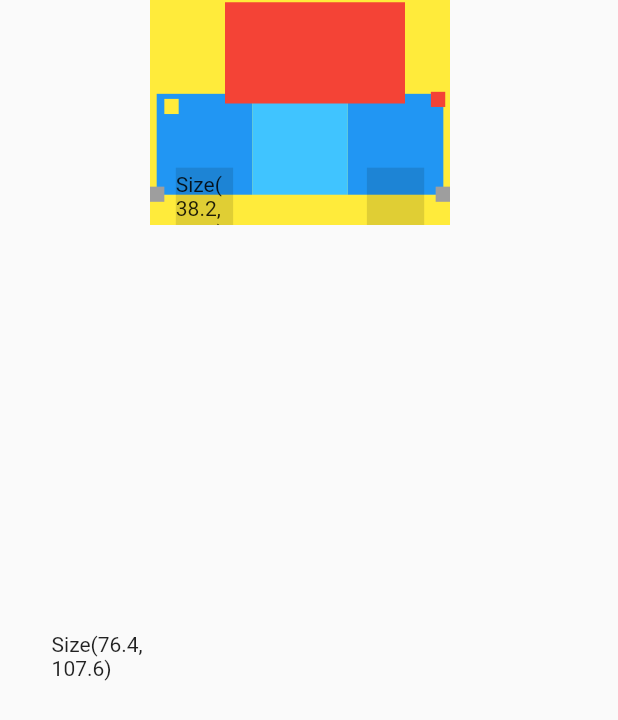
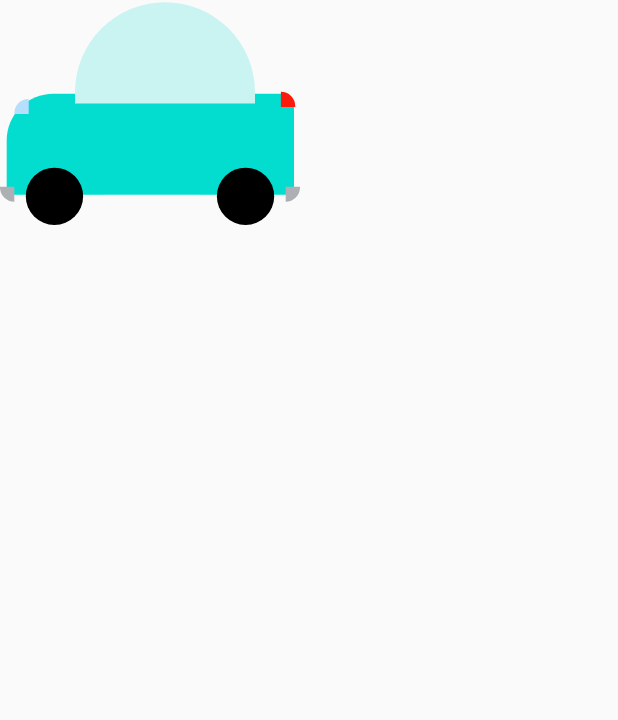
Before and after one commit to somosaleteo/aleteo_car, a Flutter app: the screen it shows after launch, on a phone screen of 412 x 824 dp. Shown: the top 720 px of the screen. Run offline on Flutter 3.47's test engine with Material 2 defaults, Android fonts, the phone set to English and light mode, and no system bars.

Commit message:
Se finaliza el ejercicio de creación del vehiculo ejemplo 1

```diff
--- /dev/null
+++ b/lib/entities.dart
@@ -0,0 +1,19 @@
+abstract class EntityCarBonnet {}
+
+abstract class EntityTrunk {}
+
+abstract class EntityDoors {}
+
+abstract class EntityCockpick {}
+
+abstract class EntityFrontWheel {}
+
+abstract class EntityRearWheel {}
+
+abstract class EntityRearBumper {}
+
+abstract class EntityFrontBumper {}
+
+abstract class EntityRearLight {}
+
+abstract class EntityFrontLight {}
--- a/lib/ui/pages/my_home_page.dart
+++ b/lib/ui/pages/my_home_page.dart
@@ -1,27 +1,25 @@
-import 'package:aleteo_car/ui/widgets/cars/car_main_container_widget.dart';
 import 'package:flutter/material.dart';
 
 import '../../helpers/responsive_helper.dart';
+import '../widgets/cars/car_main_container_widget.dart';
 
 class MyHomePage extends StatelessWidget {
   const MyHomePage({Key? key}) : super(key: key);
 
   @override
   Widget build(BuildContext context) {
-    final Size size = Size(dp(context, 400), dp(context, 300)),
-        mainSize = Size(dp(context, 800), dp(context, 600));
+    final Size size = Size(
+      dp(context, 400),
+      dp(context, 300),
+    );
     return Scaffold(
       body: SingleChildScrollView(
         child: Column(
           children: [
             CarMainContainerWidget(
               size: size,
-              showLayoutColors: true,
+              showLayoutColors: false,
             ),
-            const SizedBox(
-              height: 10.0,
-            ),
-            CarMainContainerWidget(size: mainSize),
           ],
         ),
       ),
--- a/lib/ui/widgets/cars/car_bonnet_widget.dart
+++ b/lib/ui/widgets/cars/car_bonnet_widget.dart
@@ -4,12 +4,12 @@ import '../positioned_vehicle_part_widget.dart';
 import '../vehicle_part_widget.dart';
 
 class CarBonnetWidget extends PositionedVehiclePartWidget {
-  const CarBonnetWidget(
-      {Key? key,
-      required double left,
-      required double top,
-      required VehiclePartWidget vehiclePartWidget})
-      : super(
+  const CarBonnetWidget({
+    Key? key,
+    required double left,
+    required double top,
+    required VehiclePartWidget vehiclePartWidget,
+  }) : super(
           key: key,
           left: left,
           top: top,
--- a/lib/ui/widgets/cars/car_main_container_widget.dart
+++ b/lib/ui/widgets/cars/car_main_container_widget.dart
@@ -3,6 +3,15 @@ import 'package:flutter/material.dart';
 import '../../../helpers/responsive_helper.dart';
 import '../main_vehicle_container_widget.dart';
 import '../vehicle_part_widget.dart';
+import '../vehicle_parts/car_bonnets/car_bonnet_a_widget.dart';
+import '../vehicle_parts/car_cockpicks/car_cockpick_a_widget.dart';
+import '../vehicle_parts/car_doors/car_door_a_widget.dart';
+import '../vehicle_parts/car_front_bumpers/car_front_bumber_a_widget.dart';
+import '../vehicle_parts/car_front_lights/car_front_light_a_widget.dart';
+import '../vehicle_parts/car_rear_bumpers/car_rear_bumper_a_widget.dart';
+import '../vehicle_parts/car_rear_lights/car_rear_light_a_widget.dart';
+import '../vehicle_parts/car_trunks/car_trunk_a.dart';
+import '../vehicle_parts/car_wheels/car_wheel_a_widget.dart';
 import 'car_bonnet_widget.dart';
 import 'cockpick_widget.dart';
 import 'doors_widget.dart';
@@ -25,9 +34,10 @@ class CarMainContainerWidget extends StatelessWidget {
 
   @override
   Widget build(BuildContext context) {
+    final wheelSizeTmp = dpPercent(size.width, 19.11);
     final wheelSize = Size(
-      dpPercent(size.width, 19.11),
-      dpPercent(size.width, 26.91),
+      wheelSizeTmp,
+      wheelSizeTmp,
     );
     final cockpickSize = Size(
       dpPercent(
@@ -39,7 +49,7 @@ class CarMainContainerWidget extends StatelessWidget {
     final doorsSize = Size(
       dpPercent(
         size.width,
-        31.85,
+        32,
       ),
       dpPercent(size.height, 44.84),
     );
@@ -57,14 +67,14 @@ class CarMainContainerWidget extends StatelessWidget {
     final bonnetSize = doorsSize;
     final leftPositionWheel = dpPercent(size.width, 8.60);
     final leftPositionCockpick = dpPercent(size.width, 25);
-    final leftPositionDoors = dpPercent(size.width, 34.08);
+    final leftPositionDoors = dpPercent(size.width, 34);
     final topPositionDoors = dpPercent(size.height, 41.70);
-    final leftPositionTrunk = dpPercent(size.width, 2.23);
+    final leftPositionTrunk = leftPositionDoors + doorsSize.width;
     final leftPositionRearBumper = size.width - rearBumperSize.width;
     final leftPositionRearlight = dpPercent(size.width, 93.63);
     final leftPositionFrontlight = dpPercent(size.width, 4.78);
     const leftPositionFrontBumper = 0.0;
-    final leftPositionBonnet = leftPositionDoors + doorsSize.width;
+    final leftPositionBonnet = dpPercent(size.width, 2.23);
     final topPositionTrunk = topPositionDoors;
     final topPositionBonnet = topPositionDoors;
     final topPositionRearBumper = dpPercent(size.height, 82.96);
@@ -74,6 +84,12 @@ class CarMainContainerWidget extends StatelessWidget {
     final leftPositionRearWheel = dpPercent(size.width, 72.29);
     final topPositionWheel = size.height - wheelSize.width;
     final topPositionCockpick = dpPercent(size.height, 1.0);
+
+    const color1 = Color.fromRGBO(3, 221, 208, 1.0),
+        color2 = Color.fromRGBO(201, 244, 242, 1.0),
+        colorFrontLight = Color.fromRGBO(182, 223, 253, 1.0),
+        colorRearLight = Color.fromRGBO(250, 27, 12, 1.0),
+        colorBumper = Color.fromRGBO(174, 175, 180, 1.0);
 
     return MainVehicleContainerWidget(
       size: size,
@@ -85,7 +101,9 @@ class CarMainContainerWidget extends StatelessWidget {
           vehiclePartWidget: VehiclePartWidget(
             color: showLayoutColors ? Colors.blue : Colors.transparent,
             size: bonnetSize,
-            child: const SizedBox.shrink(),
+            child: const CarBonnetAWidget(
+              color: color1,
+            ),
           ),
         ),
         TrunkWidget(
@@ -94,7 +112,7 @@ class CarMainContainerWidget extends StatelessWidget {
           vehiclePartWidget: VehiclePartWidget(
             color: showLayoutColors ? Colors.blue : Colors.transparent,
             size: trunkSize,
-            child: const SizedBox.shrink(),
+            child: const CarTrunkAWidget(color: color1),
           ),
         ),
         DoorsWidget(
@@ -104,7 +122,7 @@ class CarMainContainerWidget extends StatelessWidget {
             color:
                 showLayoutColors ? Colors.lightBlueAccent : Colors.transparent,
             size: doorsSize,
-            child: const SizedBox.shrink(),
+            child: const CarDoorsAWidget(),
           ),
         ),
         CockpickWidget(
@@ -113,7 +131,7 @@ class CarMainContainerWidget extends StatelessWidget {
           vehiclePartWidget: VehiclePartWidget(
             color: showLayoutColors ? Colors.red : Colors.transparent,
             size: cockpickSize,
-            child: const SizedBox.shrink(),
+            child: const CarCockpickAWidget(color: color2),
           ),
         ),
         FrontWheelWidget(
@@ -122,7 +140,7 @@ class CarMainContainerWidget extends StatelessWidget {
           vehiclePartWidget: VehiclePartWidget(
             color: showLayoutColors ? Colors.black12 : Colors.transparent,
             size: wheelSize,
-            child: const SizedBox.shrink(),
+            child: const CarFrontWheelAWidget(),
           ),
         ),
         RearWheelWidget(
@@ -131,11 +149,7 @@ class CarMainContainerWidget extends StatelessWidget {
           vehiclePartWidget: VehiclePartWidget(
             color: showLayoutColors ? Colors.black12 : Colors.transparent,
             size: wheelSize,
-            child: Center(
-              child: Text(
-                wheelSize.toString(),
-              ),
-            ),
+            child: const CarFrontWheelAWidget(),
           ),
         ),
         RearBumperWidget(
@@ -144,7 +158,9 @@ class CarMainContainerWidget extends StatelessWidget {
           vehiclePartWidget: VehiclePartWidget(
             color: showLayoutColors ? Colors.grey : Colors.transparent,
             size: rearBumperSize,
-            child: const SizedBox.shrink(),
+            child: const CarRearBumperAWidget(
+              color: colorBumper,
+            ),
           ),
         ),
         FrontBumperWidget(
@@ -153,7 +169,7 @@ class CarMainContainerWidget extends StatelessWidget {
           vehiclePartWidget: VehiclePartWidget(
             color: showLayoutColors ? Colors.grey : Colors.transparent,
             size: frontBumperSize,
-            child: const SizedBox.shrink(),
+            child: const CarFrontBumperAWidget(color: colorBumper),
           ),
         ),
         RearLightWidget(
@@ -162,7 +178,9 @@ class CarMainContainerWidget extends StatelessWidget {
           vehiclePartWidget: VehiclePartWidget(
             color: showLayoutColors ? Colors.red : Colors.transparent,
             size: rearLightSize,
-            child: const SizedBox.shrink(),
+            child: const CarRearLightAWidget(
+              color: colorRearLight,
+            ),
           ),
         ),
         FrontLightWidget(
@@ -171,7 +189,9 @@ class CarMainContainerWidget extends StatelessWidget {
           vehiclePartWidget: VehiclePartWidget(
             color: showLayoutColors ? Colors.yellow : Colors.transparent,
             size: frontLightSize,
-            child: const SizedBox.shrink(),
+            child: const CarFrontLightAWidget(
+              color: colorFrontLight,
+            ),
           ),
         ),
       ],
--- /dev/null
+++ b/lib/ui/widgets/vehicle_parts/car_bonnets/car_bonnet_a_widget.dart
@@ -0,0 +1,25 @@
+import 'package:flutter/material.dart';
+
+import '../../../../entities.dart';
+
+class CarBonnetAWidget extends StatelessWidget with EntityCarBonnet {
+  const CarBonnetAWidget({Key? key, this.color}) : super(key: key);
+
+  final Color? color;
+
+  @override
+  Widget build(BuildContext context) {
+    return LayoutBuilder(
+      builder: (p0, p1) {
+        return Container(
+          decoration: BoxDecoration(
+            color: color ?? const Color.fromRGBO(3, 221, 208, 1.0),
+            borderRadius: BorderRadius.only(
+              topLeft: Radius.circular(p1.biggest.width * 0.485),
+            ),
+          ),
+        );
+      },
+    );
+  }
+}
--- /dev/null
+++ b/lib/ui/widgets/vehicle_parts/car_cockpicks/car_cockpick_a_widget.dart
@@ -0,0 +1,22 @@
+import 'package:flutter/material.dart';
+
+import '../../../../entities.dart';
+
+class CarCockpickAWidget extends StatelessWidget with EntityCockpick {
+  const CarCockpickAWidget({Key? key, this.color}) : super(key: key);
+
+  final Color? color;
+  @override
+  Widget build(BuildContext context) {
+    return LayoutBuilder(
+      builder: (p0, p1) {
+        final tmp = Radius.circular(p1.maxWidth * 0.5);
+        return Container(
+          decoration: BoxDecoration(
+              color: color ?? const Color.fromRGBO(3, 221, 208, 1.0),
+              borderRadius: BorderRadius.only(topLeft: tmp, topRight: tmp)),
+        );
+      },
+    );
+  }
+}
--- /dev/null
+++ b/lib/ui/widgets/vehicle_parts/car_doors/car_door_a_widget.dart
@@ -0,0 +1,21 @@
+import 'package:flutter/material.dart';
+
+import '../../../../entities.dart';
+
+class CarDoorsAWidget extends StatelessWidget with EntityTrunk {
+  const CarDoorsAWidget({Key? key, this.color}) : super(key: key);
+
+  final Color? color;
+  @override
+  Widget build(BuildContext context) {
+    return LayoutBuilder(
+      builder: (p0, p1) {
+        return Container(
+          decoration: BoxDecoration(
+            color: color ?? const Color.fromRGBO(3, 221, 208, 1.0),
+          ),
+        );
+      },
+    );
+  }
+}
--- /dev/null
+++ b/lib/ui/widgets/vehicle_parts/car_front_bumpers/car_front_bumber_a_widget.dart
@@ -0,0 +1,25 @@
+import 'package:flutter/material.dart';
+
+import '../../../../entities.dart';
+
+class CarFrontBumperAWidget extends StatelessWidget with EntityFrontBumper {
+  const CarFrontBumperAWidget({Key? key, this.color}) : super(key: key);
+
+  final Color? color;
+  @override
+  Widget build(BuildContext context) {
+    return LayoutBuilder(
+      builder: (p0, p1) {
+        final tmpRadius = Radius.circular(p1.biggest.height);
+        return Container(
+          decoration: BoxDecoration(
+            color: color ?? const Color.fromRGBO(125, 125, 125, 1.0),
+            borderRadius: BorderRadius.only(
+              bottomLeft: tmpRadius,
+            ),
+          ),
+        );
+      },
+    );
+  }
+}
--- /dev/null
+++ b/lib/ui/widgets/vehicle_parts/car_front_lights/car_front_light_a_widget.dart
@@ -0,0 +1,25 @@
+import 'package:flutter/material.dart';
+
+import '../../../../entities.dart';
+
+class CarFrontLightAWidget extends StatelessWidget with EntityFrontLight {
+  const CarFrontLightAWidget({Key? key, this.color}) : super(key: key);
+
+  final Color? color;
+  @override
+  Widget build(BuildContext context) {
+    return LayoutBuilder(
+      builder: (p0, p1) {
+        final tmpRadius = Radius.circular(p1.biggest.height);
+        return Container(
+          decoration: BoxDecoration(
+            color: color ?? const Color.fromRGBO(225, 0, 0, 1.0),
+            borderRadius: BorderRadius.only(
+              topLeft: tmpRadius,
+            ),
+          ),
+        );
+      },
+    );
+  }
+}
--- /dev/null
+++ b/lib/ui/widgets/vehicle_parts/car_rear_bumpers/car_rear_bumper_a_widget.dart
@@ -0,0 +1,25 @@
+import 'package:flutter/material.dart';
+
+import '../../../../entities.dart';
+
+class CarRearBumperAWidget extends StatelessWidget with EntityRearBumper {
+  const CarRearBumperAWidget({Key? key, this.color}) : super(key: key);
+
+  final Color? color;
+  @override
+  Widget build(BuildContext context) {
+    return LayoutBuilder(
+      builder: (p0, p1) {
+        final tmpRadius = Radius.circular(p1.biggest.height);
+        return Container(
+          decoration: BoxDecoration(
+            color: color ?? const Color.fromRGBO(125, 125, 125, 1.0),
+            borderRadius: BorderRadius.only(
+              bottomRight: tmpRadius,
+            ),
+          ),
+        );
+      },
+    );
+  }
+}
--- /dev/null
+++ b/lib/ui/widgets/vehicle_parts/car_rear_lights/car_rear_light_a_widget.dart
@@ -0,0 +1,25 @@
+import 'package:flutter/material.dart';
+
+import '../../../../entities.dart';
+
+class CarRearLightAWidget extends StatelessWidget with EntityRearLight {
+  const CarRearLightAWidget({Key? key, this.color}) : super(key: key);
+
+  final Color? color;
+  @override
+  Widget build(BuildContext context) {
+    return LayoutBuilder(
+      builder: (p0, p1) {
+        final tmpRadius = Radius.circular(p1.biggest.height);
+        return Container(
+          decoration: BoxDecoration(
+            color: color ?? const Color.fromRGBO(225, 0, 0, 1.0),
+            borderRadius: BorderRadius.only(
+              topRight: tmpRadius,
+            ),
+          ),
+        );
+      },
+    );
+  }
+}
--- /dev/null
+++ b/lib/ui/widgets/vehicle_parts/car_trunks/car_trunk_a.dart
@@ -0,0 +1,25 @@
+import 'package:flutter/material.dart';
+
+import '../../../../entities.dart';
+
+class CarTrunkAWidget extends StatelessWidget with EntityTrunk {
+  const CarTrunkAWidget({Key? key, this.color}) : super(key: key);
+
+  final Color? color;
+  @override
+  Widget build(BuildContext context) {
+    return LayoutBuilder(
+      builder: (p0, p1) {
+        final tmpRadius = Radius.circular(p1.biggest.width * 0.15);
+        return Container(
+          decoration: BoxDecoration(
+            color: color ?? const Color.fromRGBO(3, 221, 208, 1.0),
+            borderRadius: BorderRadius.only(
+              topRight: tmpRadius,
+            ),
+          ),
+        );
+      },
+    );
+  }
+}
--- /dev/null
+++ b/lib/ui/widgets/vehicle_parts/car_wheels/car_wheel_a_widget.dart
@@ -0,0 +1,26 @@
+import 'package:flutter/material.dart';
+
+import '../../../../entities.dart';
+
+class CarFrontWheelAWidget extends StatelessWidget
+    with EntityFrontWheel, EntityRearWheel {
+  const CarFrontWheelAWidget({Key? key, this.color}) : super(key: key);
+
+  final Color? color;
+  @override
+  Widget build(BuildContext context) {
+    return LayoutBuilder(
+      builder: (p0, p1) {
+        final tmpRadius = Radius.circular(p1.biggest.height * 0.5);
+        return Container(
+          decoration: BoxDecoration(
+            color: color ?? const Color.fromRGBO(0, 0, 0, 1.0),
+            borderRadius: BorderRadius.all(
+              tmpRadius,
+            ),
+          ),
+        );
+      },
+    );
+  }
+}
```
